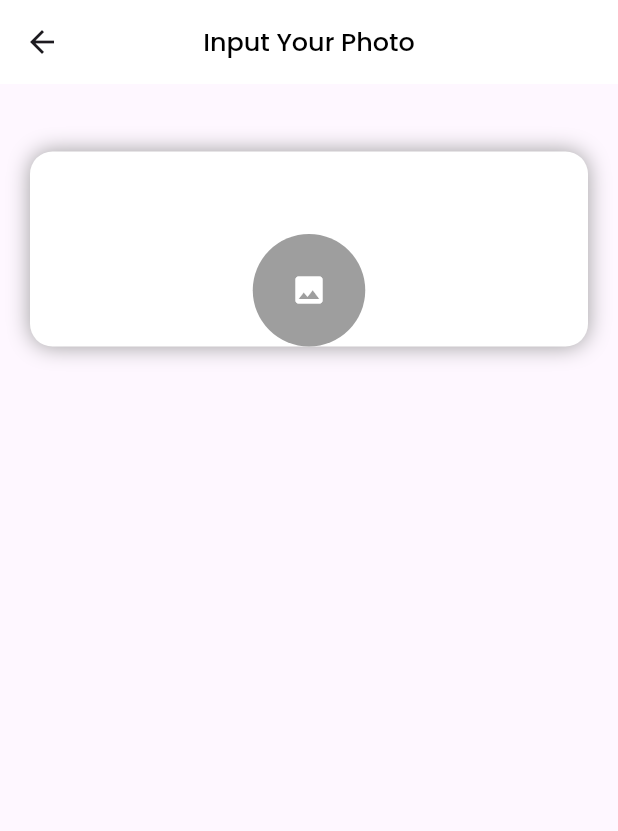
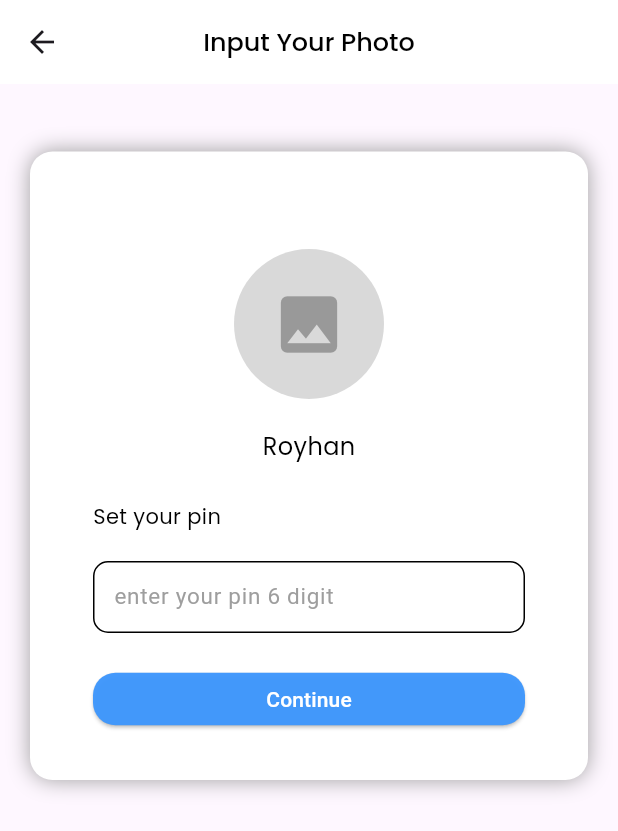
Before and after one commit to Royhan2123/Aplikasi-Mbanking, a Flutter app: the SignUpProfilePhotoScreen screen opened by its route, on a phone screen of 412 x 824 dp. Shown: the top 831 px of the screen. Run offline on Flutter 3.47's test engine with Material 3 defaults, Android fonts, the phone set to English and light mode, and no system bars; our stand-ins replace animate_do, google_fonts, lottie, smooth_page_indicator.

Commit message:
signup profile foto screen

```diff
--- a/lib/style/color/style_color.dart
+++ b/lib/style/color/style_color.dart
@@ -26,3 +26,4 @@ Color lightBlue = const Color.fromARGB(
 Color primary = const Color.fromARGB(255, 124, 2, 158);
 Color blues = const Color.fromARGB(248, 63, 151, 252);
 Color lightGrey = const Color(0xffD9D9D9);
+Color grey = const Color(0xff999999);
--- a/lib/ui/pages/signup_profile_photo_screen.dart
+++ b/lib/ui/pages/signup_profile_photo_screen.dart
@@ -1,5 +1,6 @@
 import 'package:aplikasi_mbanking/style/color/style_color.dart';
 import 'package:flutter/material.dart';
+import 'package:flutter/services.dart';
 
 class SignUpProfilePhotoScreen extends StatefulWidget {
   const SignUpProfilePhotoScreen({super.key});
@@ -10,6 +11,9 @@ class SignUpProfilePhotoScreen extends StatefulWidget {
 }
 
 class _SignUpProfilePhotoScreenState extends State<SignUpProfilePhotoScreen> {
+  final txtPin = TextEditingController(
+    text: "",
+  );
   @override
   Widget build(BuildContext context) {
     return Scaffold(
@@ -35,7 +39,10 @@ class _SignUpProfilePhotoScreenState extends State<SignUpProfilePhotoScreen> {
               margin: const EdgeInsets.symmetric(
                 horizontal: 20,
               ),
-              padding: const EdgeInsets.symmetric(horizontal: 42),
+              padding: const EdgeInsets.symmetric(
+                horizontal: 42,
+                vertical: 20,
+              ),
               decoration: BoxDecoration(
                 color: Colors.white,
                 boxShadow: const [
@@ -44,25 +51,121 @@ class _SignUpProfilePhotoScreenState extends State<SignUpProfilePhotoScreen> {
                     blurRadius: 12,
                   ),
                 ],
-                  borderRadius: BorderRadius.circular(15)),
+                borderRadius: BorderRadius.circular(
+                  15,
+                ),
+              ),
               child: Column(
+                crossAxisAlignment: CrossAxisAlignment.start,
                 children: [
                   Center(
+                    child: InkWell(
+                      onTap: () {},
                       child: Container(
-                      margin: const EdgeInsets.only(top: 55),
-                      width: 75,
-                      height: 75,
-                      decoration: const BoxDecoration(
+                        margin: const EdgeInsets.only(top: 45),
+                        width: 100,
+                        height: 100,
+                        decoration: BoxDecoration(
                           shape: BoxShape.circle,
-                        color: Colors.grey,
+                          color: lightGrey,
                         ),
                         child: Center(
                           child: Icon(
                             Icons.image,
-                          color: Colors.white,
+                            color: grey,
+                            size: 50,
                           ),
                         ),
                       ),
+                    ),
+                  ),
+                  const SizedBox(
+                    height: 20,
+                  ),
+                  Center(
+                    child: Text(
+                      "Royhan",
+                      style: blackStyle.copyWith(
+                        fontSize: 16,
+                      ),
+                    ),
+                  ),
+                  const SizedBox(
+                    height: 25,
+                  ),
+                  Text(
+                    "Set your pin",
+                    style: blackStyle.copyWith(
+                      fontSize: 14,
+                    ),
+                  ),
+                  const SizedBox(
+                    height: 20,
+                  ),
+                  TextFormField(
+                    controller: txtPin,
+                    inputFormatters: [
+                      LengthLimitingTextInputFormatter(6),
+                    ],
+                    style: const TextStyle(
+                      color: Colors.black,
+                      fontSize: 15,
+                    ),
+                    decoration: InputDecoration(
+                      border: OutlineInputBorder(
+                        borderRadius: BorderRadius.circular(10),
+                      ),
+                      contentPadding: const EdgeInsets.all(10),
+                      hintText: "enter your pin 6 digit",
+                      hintStyle: const TextStyle(
+                        color: Colors.grey,
+                      ),
+                      focusedBorder: OutlineInputBorder(
+                        borderSide: BorderSide(
+                          color: blues,
+                          width: 1.5,
+                        ),
+                        borderRadius: BorderRadius.circular(10),
+                      ),
+                      enabledBorder: OutlineInputBorder(
+                        borderSide: const BorderSide(
+                          color: Colors.black,
+                        ),
+                        borderRadius: BorderRadius.circular(10),
+                      ),
+                    ),
+                    obscureText: true,
+                    keyboardType: TextInputType.number,
+                  ),
+                  const SizedBox(
+                    height: 20,
+                  ),
+                  Center(
+                    child: ElevatedButton(
+                      style: ElevatedButton.styleFrom(
+                        animationDuration: const Duration(seconds: 3),
+                        backgroundColor: blues,
+                        minimumSize: const Size(
+                          350,
+                          35,
+                        ),
+                        shape: RoundedRectangleBorder(
+                          borderRadius: BorderRadius.circular(15),
+                        ),
+                        foregroundColor: primary,
+                      ),
+                      onPressed: () {
+                        Navigator.pushNamed(
+                            context, "/signupProfilePhotoScreen");
+                      },
+                      child: const Text(
+                        "Continue",
+                        style: TextStyle(color: Colors.white),
+                      ),
+                    ),
+                  ),
+                  const SizedBox(
+                    height: 10,
                   ),
                 ],
               ),
--- a/pubspec.yaml
+++ b/pubspec.yaml
@@ -34,6 +34,7 @@ dependencies:
   flutter:
     sdk: flutter
   google_fonts: ^6.1.0
+  image_picker: ^1.0.7
   lottie: ^3.0.0
   smooth_page_indicator: ^1.1.0
   supercharged: ^2.1.1
```
Also changed, not shown: pubspec.lock, 5 other files. Lines whose indentation alone changed are shown as unchanged.
